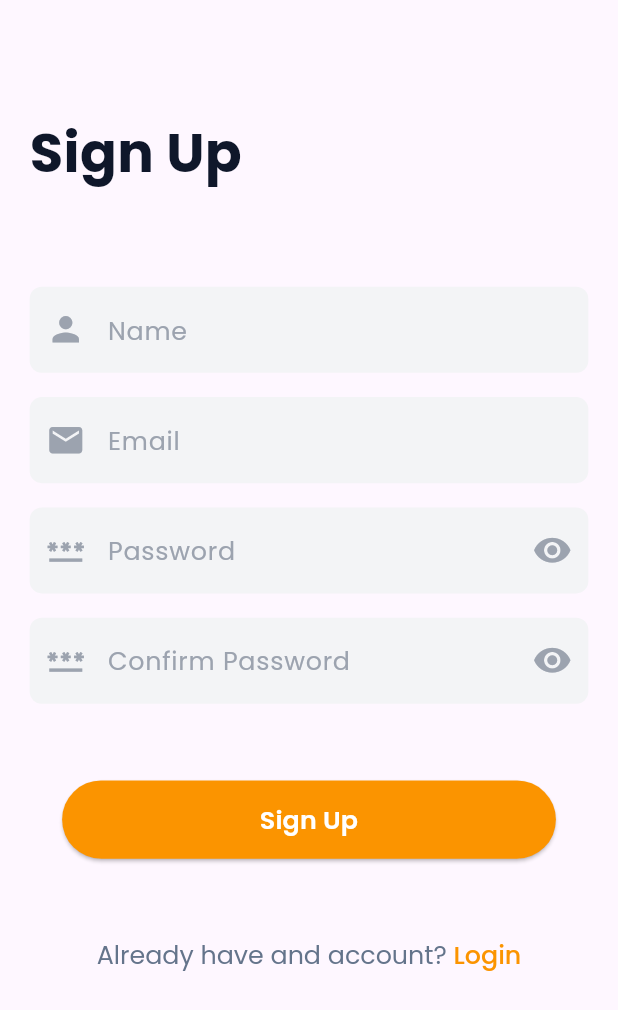
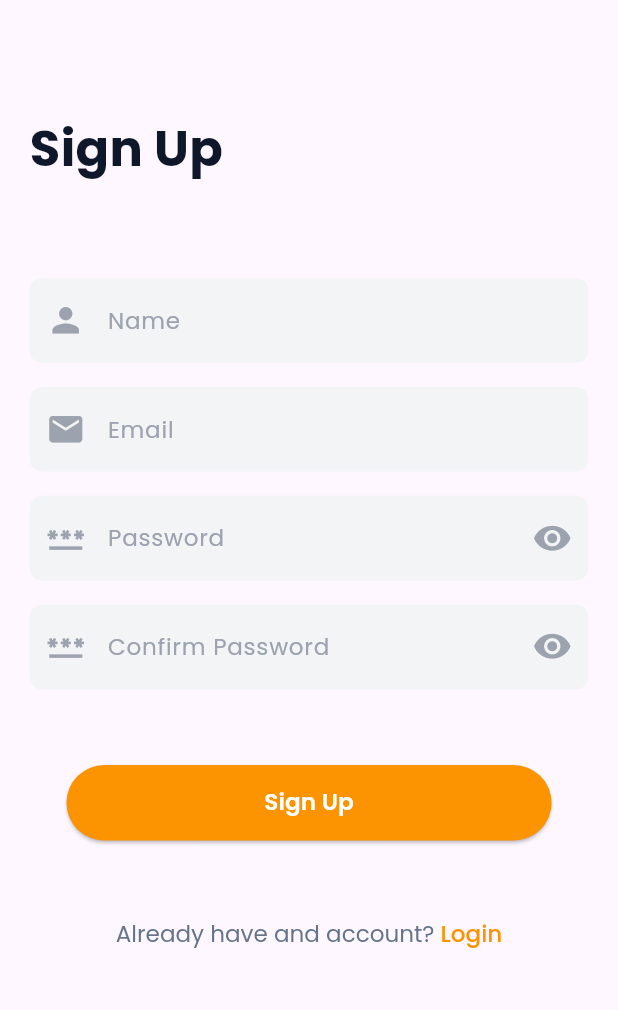
Before and after one commit to esraa-mohamad/recipes-app, a Flutter app: the RegisterScreen screen opened by its route, on a phone screen of 412 x 824 dp. Shown: the top 1010 px of the screen. Run offline on Flutter 3.47's test engine with Material 3 defaults, Android fonts, the phone set to English and light mode, and no system bars; our stand-ins replace curved_navigation_bar, dartz, dio, firebase_auth, firebase_core, flutter_bloc and 8 more; missing offline and left inert: flutter_overboard; accounts and stored records are empty; generated files the repository leaves out were written again; network calls fail.

Commit message:
update screen util

```diff
--- a/lib/core/theme/app_text_style.dart
+++ b/lib/core/theme/app_text_style.dart
@@ -7,74 +7,74 @@ import 'package:recipes_book_app/core/theme/font_weight_helper.dart';
 
 class AppTextStyle {
   static TextStyle font18DarkGreenSemiBold = TextStyle(
-    fontSize: 18.w.sp,
+    fontSize: 18.sp,
     color: AppColor.darkJungleGreen,
     fontWeight: FontWeightHelper.semiBold,
     fontFamily: FontFamilyHelper.poppinsFont,
   );
 
   static TextStyle font16DarkGreenSemiBold = TextStyle(
-    fontSize: 16.w.sp,
+    fontSize: 16.sp,
     color: AppColor.darkJungleGreen,
     fontWeight: FontWeightHelper.semiBold,
     fontFamily: FontFamilyHelper.poppinsFont,
   );
 
   static TextStyle font14SlateGrayRegular = TextStyle(
-    fontSize: 14.w.sp,
+    fontSize: 14.sp,
     color: AppColor.slateGray,
     fontWeight: FontWeightHelper.regular,
     fontFamily: FontFamilyHelper.poppinsFont,
   );
   static TextStyle font16SlateGrayRegular = TextStyle(
-    fontSize: 16.w.sp,
+    fontSize: 16.sp,
     color: AppColor.slateGray,
     fontWeight: FontWeightHelper.regular,
     fontFamily: FontFamilyHelper.poppinsFont,
   );
   static TextStyle font14OrangeMedium = TextStyle(
-    fontSize: 14.w.sp,
+    fontSize: 14.sp,
     color: AppColor.mainOrange,
     fontWeight: FontWeightHelper.medium,
     fontFamily: FontFamilyHelper.poppinsFont,
   );
 
   static TextStyle font14CadetGreyRegular = TextStyle(
-    fontSize: 14.w.sp,
+    fontSize: 14.sp,
     color: AppColor.cadetGrey,
     fontWeight: FontWeightHelper.regular,
     fontFamily: FontFamilyHelper.poppinsFont,
   );
 
   static TextStyle font14DarkGreenMedium = TextStyle(
-    fontSize: 14.w.sp,
+    fontSize: 14.sp,
     color: AppColor.darkJungleGreen,
     fontWeight: FontWeightHelper.medium,
     fontFamily: FontFamilyHelper.poppinsFont,
   );
 
   static TextStyle font16WhiteSemiBold = TextStyle(
-    fontSize: 16.w.sp,
+    fontSize: 16.sp,
     color: Colors.white,
     fontWeight: FontWeightHelper.semiBold,
     fontFamily: FontFamilyHelper.poppinsFont,
   );
   static TextStyle font30DarkGreenBold = TextStyle(
-    fontSize: 30.w.sp,
+    fontSize: 30.sp,
     color: AppColor.darkJungleGreen,
     fontWeight: FontWeightHelper.bold,
     fontFamily: FontFamilyHelper.poppinsFont,
   );
 
   static TextStyle font14WhiteSemiBold = TextStyle(
-    fontSize: 14.w.sp,
+    fontSize: 14.sp,
     color: Colors.white,
     fontWeight: FontWeightHelper.semiBold,
     fontFamily: FontFamilyHelper.poppinsFont,
   );
 
   static TextStyle font15OrangeSemiBold = TextStyle(
-    fontSize: 15.w.sp,
+    fontSize: 15.sp,
     color: AppColor.mainOrange,
     fontWeight: FontWeightHelper.semiBold,
     fontFamily: FontFamilyHelper.poppinsFont,
--- a/lib/core/widgets/loading_dialog.dart
+++ b/lib/core/widgets/loading_dialog.dart
@@ -14,8 +14,8 @@ void loadingDialog(BuildContext context) {
             elevation: 1.5,
             backgroundColor: Colors.white,
             child: Container(
-              width: 400.w.w,
-              height: 300.h.h,
+              width: 400.w,
+              height: 300.h,
               decoration: BoxDecoration(
                   color: Colors.white,
                   shape: BoxShape.rectangle,
--- a/lib/features/home/presentation/screen/ui/home_screen.dart
+++ b/lib/features/home/presentation/screen/ui/home_screen.dart
@@ -17,7 +17,7 @@ class HomeScreen extends StatelessWidget {
             children: [
               HeaderSection(),
               SizedBox(
-                height: 30.h.h,
+                height: 30.h,
               ),
               CategorySection(),
             ],
--- a/lib/features/register/presentation/screen/widgets/register_body.dart
+++ b/lib/features/register/presentation/screen/widgets/register_body.dart
@@ -48,18 +48,18 @@ class RegisterBody extends StatelessWidget {
                     style: AppTextStyle.font30DarkGreenBold,
                   ),
                   SizedBox(
-                    height: 12.h.h,
+                    height: 12.h,
                   ),
                   SizedBox(
-                    height: 50.h.h,
+                    height: 50.h,
                   ),
                   RegisterForm(),
                   SizedBox(
-                    height: 50.h.h,
+                    height: 50.h,
                   ),
                   RegisterButton(),
                   SizedBox(
-                    height: 50.h.h,
+                    height: 50.h,
                   ),
                   Center(
                     child: RichText(
--- a/lib/features/search/presentation/screen/widgets/search_body.dart
+++ b/lib/features/search/presentation/screen/widgets/search_body.dart
@@ -18,7 +18,7 @@ class SearchBody extends StatelessWidget {
           children: [
             SearchTextField(),
             SizedBox(
-              height: 40.h.h,
+              height: 40.h,
             ),
             Expanded(
               child: SearchItemsListViewBlocBuilder(),
--- a/lib/features/search/presentation/screen/widgets/search_item.dart
+++ b/lib/features/search/presentation/screen/widgets/search_item.dart
@@ -36,7 +36,7 @@ class SearchItem extends StatelessWidget {
                 ),
                 child: CustomImageNetwork(imagePath: mealsData!.mealImage)),
             SizedBox(
-              width: 16.w.w,
+              width: 16.w,
             ),
             Expanded(
               child: Text(
```
Also changed, not shown: lib/core/widgets/error_dialog.dart (+5 -5 lines), lib/features/home/presentation/screen/widgets/categories_tab_bar.dart (+8 -7 lines), lib/features/login/presentation/screen/widgets/login_body.dart (+4 -4 lines).
